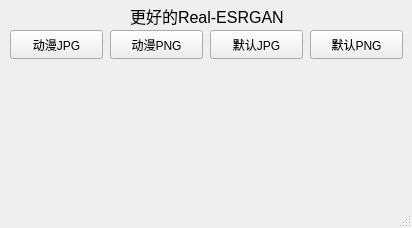
Old version of the form Better_Real-ESRGAN/better_real_esrgan.ui in the repository Grey-Wind/Better-Real-ESRGAN.
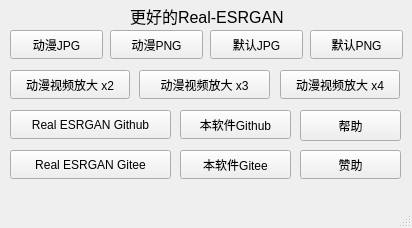
New version of the form.

The edit to the form file:
```diff
--- a/Better_Real-ESRGAN/better_real_esrgan.ui
+++ b/Better_Real-ESRGAN/better_real_esrgan.ui
@@ -84,6 +84,123 @@
      <string>默认PNG</string>
     </property>
    </widget>
+   <widget class="QPushButton" name="pushButton_5">
+    <property name="geometry">
+     <rect>
+      <x>10</x>
+      <y>70</y>
+      <width>120</width>
+      <height>29</height>
+     </rect>
+    </property>
+    <property name="text">
+     <string>动漫视频放大 x2</string>
+    </property>
+   </widget>
+   <widget class="QPushButton" name="pushButton_6">
+    <property name="geometry">
+     <rect>
+      <x>139</x>
+      <y>70</y>
+      <width>131</width>
+      <height>29</height>
+     </rect>
+    </property>
+    <property name="text">
+     <string>动漫视频放大 x3</string>
+    </property>
+   </widget>
+   <widget class="QPushButton" name="pushButton_7">
+    <property name="geometry">
+     <rect>
+      <x>280</x>
+      <y>70</y>
+      <width>120</width>
+      <height>29</height>
+     </rect>
+    </property>
+    <property name="text">
+     <string>动漫视频放大 x4</string>
+    </property>
+   </widget>
+   <widget class="QPushButton" name="pushButton_8">
+    <property name="geometry">
+     <rect>
+      <x>10</x>
+      <y>110</y>
+      <width>161</width>
+      <height>29</height>
+     </rect>
+    </property>
+    <property name="text">
+     <string>Real ESRGAN Github</string>
+    </property>
+   </widget>
+   <widget class="QPushButton" name="pushButton_9">
+    <property name="geometry">
+     <rect>
+      <x>180</x>
+      <y>110</y>
+      <width>111</width>
+      <height>29</height>
+     </rect>
+    </property>
+    <property name="text">
+     <string>本软件Github</string>
+    </property>
+   </widget>
+   <widget class="QPushButton" name="pushButton_10">
+    <property name="geometry">
+     <rect>
+      <x>10</x>
+      <y>150</y>
+      <width>161</width>
+      <height>29</height>
+     </rect>
+    </property>
+    <property name="text">
+     <string>Real ESRGAN Gitee</string>
+    </property>
+   </widget>
+   <widget class="QPushButton" name="pushButton_11">
+    <property name="geometry">
+     <rect>
+      <x>180</x>
+      <y>150</y>
+      <width>111</width>
+      <height>29</height>
+     </rect>
+    </property>
+    <property name="text">
+     <string>本软件Gitee</string>
+    </property>
+   </widget>
+   <widget class="QPushButton" name="pushButton_12">
+    <property name="geometry">
+     <rect>
+      <x>300</x>
+      <y>110</y>
+      <width>101</width>
+      <height>31</height>
+     </rect>
+    </property>
+    <property name="text">
+     <string>帮助</string>
+    </property>
+   </widget>
+   <widget class="QPushButton" name="pushButton_13">
+    <property name="geometry">
+     <rect>
+      <x>300</x>
+      <y>150</y>
+      <width>101</width>
+      <height>29</height>
+     </rect>
+    </property>
+    <property name="text">
+     <string>赞助</string>
+    </property>
+   </widget>
   </widget>
   <widget class="QMenuBar" name="menubar">
    <property name="geometry">
```
